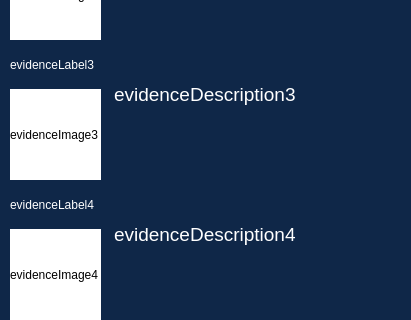
This is core/ui/qt_designer/evidenceWindow.ui in Apex-LogiCourt/pi5-local-app as Qt 5 draws it before an edit; both pictures show x 0 to 411 and y 291 to 611 of the 411 by 611 pixel window. The edited form follows.
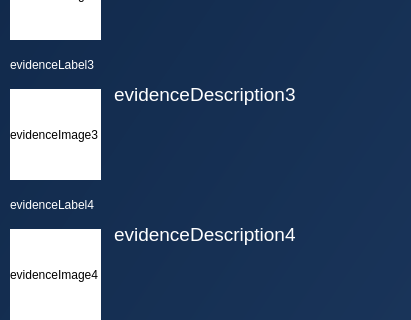
This is the edited form.

```diff
--- a/core/ui/qt_designer/evidenceWindow.ui
+++ b/core/ui/qt_designer/evidenceWindow.ui
@@ -15,7 +15,7 @@
   </property>
   <property name="styleSheet">
    <string notr="true">QDialog{
-	background-color: rgb(15, 39, 72);
+	background: qlineargradient(x1:0, y1:0, x2:1, y2:1, stop:0 rgb(15, 39, 72), stop:1 rgb(25, 52, 89));
 }</string>
   </property>
   <widget class="QLabel" name="evidenceTitleLabel">
```
